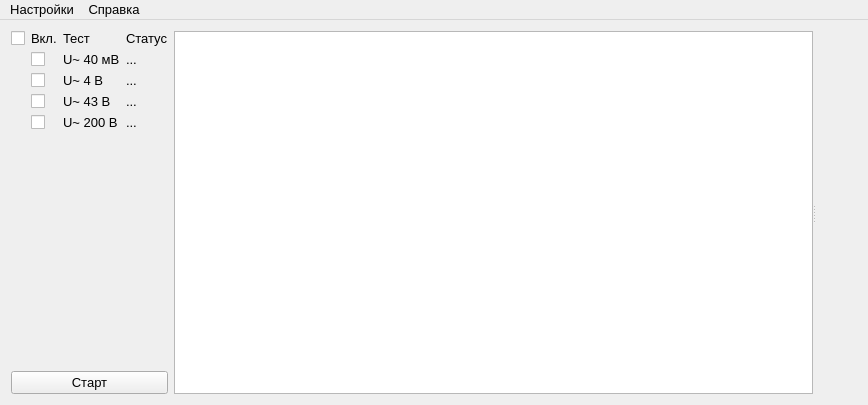
Old version of the form ui/mainwindow.ui in the repository irsural/clb_autocheck.
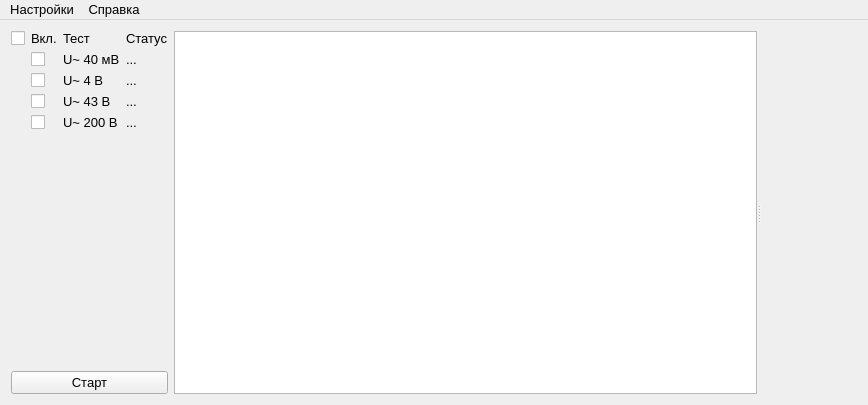
New version of the form.

Diff of the .ui file:
```diff
--- a/ui/mainwindow.ui
+++ b/ui/mainwindow.ui
@@ -192,24 +192,8 @@
       <property name="orientation">
        <enum>Qt::Horizontal</enum>
       </property>
-      <property name="opaqueResize">
-       <bool>true</bool>
-      </property>
-      <property name="handleWidth">
-       <number>2</number>
-      </property>
-      <property name="childrenCollapsible">
-       <bool>true</bool>
-      </property>
-      <widget class="QTextBrowser" name="textBrowser">
-       <property name="sizePolicy">
-        <sizepolicy hsizetype="Expanding" vsizetype="Expanding">
-         <horstretch>1</horstretch>
-         <verstretch>0</verstretch>
-        </sizepolicy>
-       </property>
-      </widget>
-      <widget class="QWidget" name="verticalLayoutWidget">
+      <widget class="QPlainTextEdit" name="log_text_edit"/>
+      <widget class="QWidget" name="">
        <layout class="QVBoxLayout" name="verticalLayout">
         <item>
          <layout class="QVBoxLayout" name="source_mode_layout"/>
```
Left out of the diff: 2 changed lines with no effect on the pictures.
